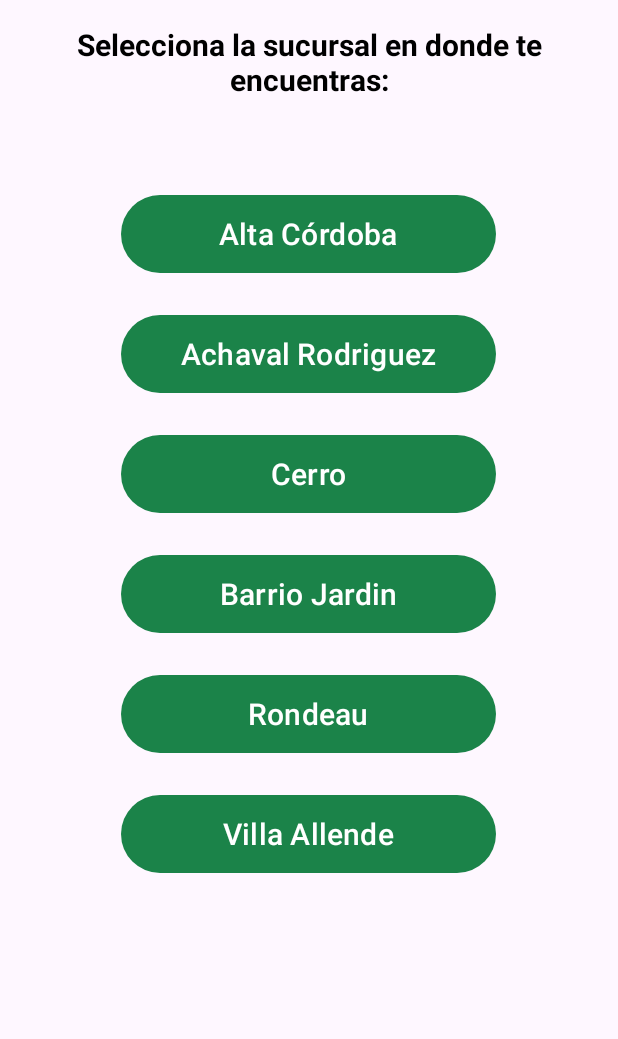
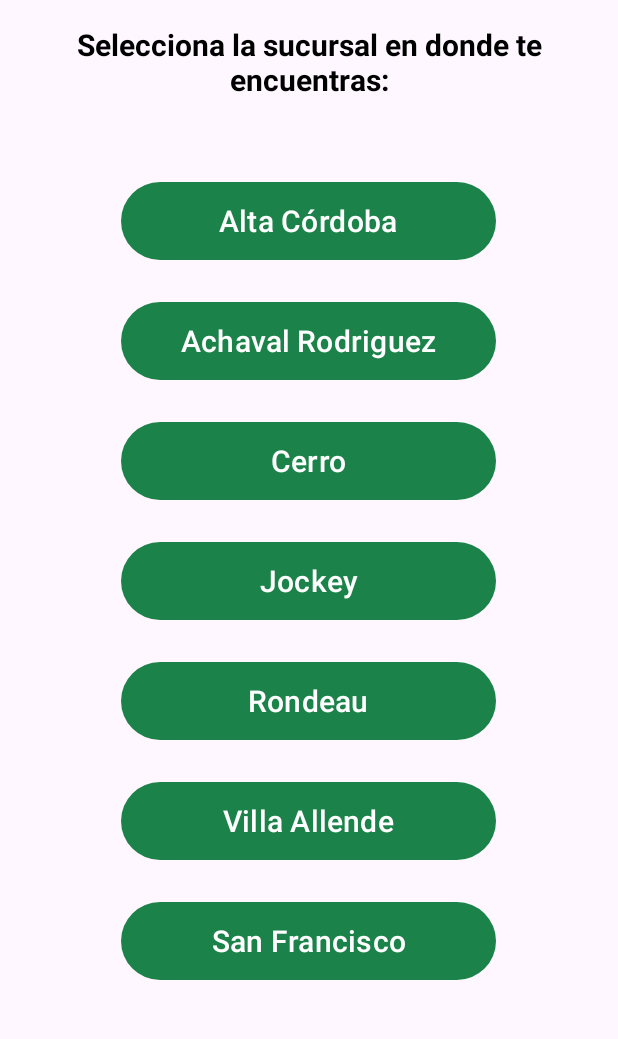
Before and after one commit to naachocaceress/EscanerVidon, an Android app: the screen it shows after launch (MainActivity), after a tap on "Cerrar", on a phone screen of 412 x 824 dp, the part 120-1159 px from its top. Run offline under Robolectric (Android 15) with nearby library versions, the phone set to English and light mode, and no system bars; our stand-ins replace Firebase (no records; nobody signed in at launch, a user with empty details on screens opened directly); libraries missing offline, so code that uses them is left out: com.google.zxing.integration, com.journeyapps.barcodescanner; 3 statements that could not run were skipped.

Commit message:
Version 1.4.4 - Agregado San Francisco, cambiado de barrio jardin a jockey

```diff
--- a/app/build.gradle.kts
+++ b/app/build.gradle.kts
@@ -12,7 +12,7 @@ android {
         minSdk = 24
         targetSdk = 33
         versionCode = 1
-        versionName = "1.4.3"
+        versionName = "1.4.4"
 
         testInstrumentationRunner = "androidx.test.runner.AndroidJUnitRunner"
     }
--- a/app/src/main/java/com/example/escanervidon/MainActivity.java
+++ b/app/src/main/java/com/example/escanervidon/MainActivity.java
@@ -39,7 +39,7 @@ public class MainActivity extends AppCompatActivity {
         btnScanList.add(findViewById(R.id.btn4));
         btnScanList.add(findViewById(R.id.btn5));
         btnScanList.add(findViewById(R.id.btn6));
-
+        btnScanList.add(findViewById(R.id.btn7));
 
         //txtResultado = findViewById(R.id.txtResultado);
 
@@ -61,6 +61,8 @@ public class MainActivity extends AppCompatActivity {
                         sucuId = "6";
                     }else if (btnScan.getId() == R.id.btn6) {
                         sucuId = "7";
+                    }else if (btnScan.getId() == R.id.btn7) {
+                        sucuId = "10";
                     }
 
                     // Aquí puedes usar btnScan como referencia al botón que se hizo clic
--- a/app/src/main/java/com/example/escanervidon/Pantalla_Principal.java
+++ b/app/src/main/java/com/example/escanervidon/Pantalla_Principal.java
@@ -23,7 +23,7 @@ import com.google.firebase.database.FirebaseDatabase;
 import com.google.firebase.database.ValueEventListener;
 
 public class Pantalla_Principal extends AppCompatActivity {
-    String version_actual = "1.4.3";
+    String version_actual = "1.4.4";
     String version_firebase;
     String url_firebase;
 
--- a/app/src/main/res/layout/activity_main.xml
+++ b/app/src/main/res/layout/activity_main.xml
@@ -121,7 +121,7 @@
                 android:layout_width="250dp"
                 android:layout_height="60dp"
                 android:layout_marginTop="20dp"
-                android:text="Barrio Jardin"
+                android:text="Jockey"
                 android:textColor="@android:color/white"
                 android:textSize="20sp"
                 app:layout_constraintEnd_toEndOf="parent"
@@ -155,6 +155,19 @@
                 app:layout_constraintStart_toStartOf="parent"
                 app:layout_constraintTop_toBottomOf="@+id/btn5" />
 
+            <Button
+                android:id="@+id/btn7"
+                android:layout_width="250dp"
+                android:layout_height="60dp"
+                android:layout_marginTop="20dp"
+                android:text="San Francisco"
+                android:textColor="@android:color/white"
+                android:textSize="20sp"
+                app:layout_constraintEnd_toEndOf="parent"
+                app:layout_constraintHorizontal_bias="0.496"
+                app:layout_constraintStart_toStartOf="parent"
+                app:layout_constraintTop_toBottomOf="@+id/btn6" />
+
         </LinearLayout>
     </ScrollView>
 
```
